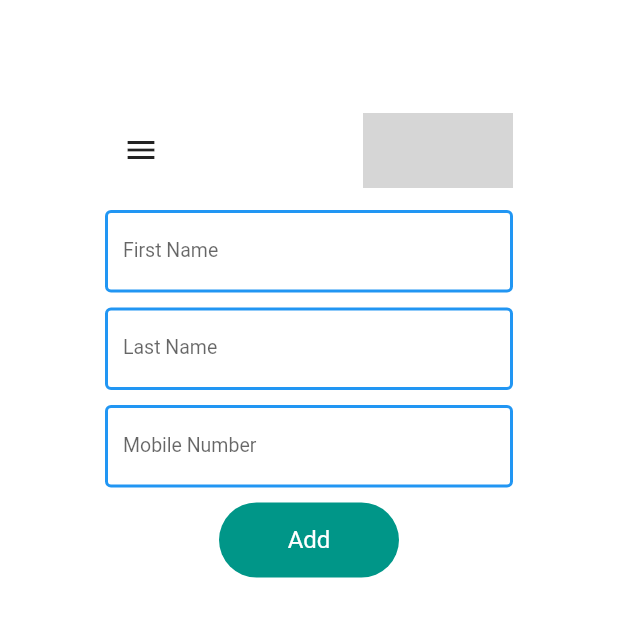
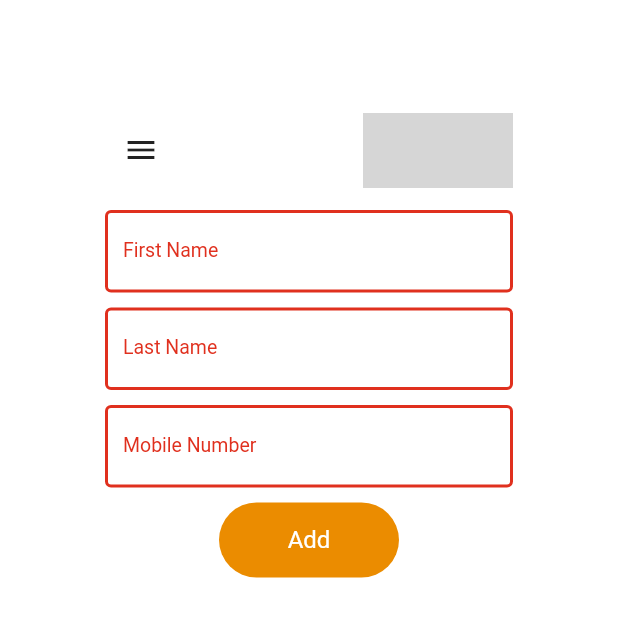
Before and after one commit to nikhilsuwalka/task_web_app, a Flutter app: the screen it shows after launch, on a phone screen of 412 x 824 dp, the top half of it. Run offline on Flutter 3.47's test engine with Material 2 defaults, Android fonts, the phone set to English and light mode, and no system bars; our stand-ins replace get_it, responsive_builder, stacked; missing offline and left inert: dart:html; grey boxes are pictures that could not be loaded.

Commit message:
initial commit

```diff
--- a/lib/LayoutTemplet.dart
+++ b/lib/LayoutTemplet.dart
@@ -17,7 +17,7 @@ class LayoutTemplet extends StatelessWidget {
   Widget build(BuildContext context) {
     return ResponsiveBuilder(
       builder: (context, sizingInformation) => Scaffold(
-        drawer: sizingInformation.deviceScreenType == DeviceScreenType.Mobile
+        drawer: sizingInformation.deviceScreenType == DeviceScreenType.mobile
             ? NavigationDrawer()
             : null,
         backgroundColor: Colors.white,
@@ -26,11 +26,12 @@ class LayoutTemplet extends StatelessWidget {
             children: <Widget>[
               NavigationBar(),
               Expanded(
-                  child: Navigator(
-                    key:locator<NavigationService>().navigatorKey,
-                    onGenerateRoute: generateRoute,
-                    initialRoute: HomeRoute,
-                  ),),
+                child: Navigator(
+                  key: locator<NavigationService>().navigatorKey,
+                  onGenerateRoute: generateRoute,
+                  initialRoute: HomeRoute,
+                ),
+              ),
             ],
           ),
         ),
--- a/lib/Screen/HomeScreen.dart
+++ b/lib/Screen/HomeScreen.dart
@@ -2,8 +2,8 @@ import 'package:flutter/material.dart';
 import 'package:flutter/services.dart';
 import 'package:responsive_builder/responsive_builder.dart';
 import 'package:task_web_app/Models/Detailtems.dart';
-
-import '../SliverGridDelegateWithFixedCrossAxisCountAndFixedHeight.dart';
+import 'package:task_web_app/SliverGridDelegateWithFixedCrossAxisCountAndFixedHeight.dart';
+import 'package:task_web_app/Utills/MyColors.dart';
 
 class HomeScreen extends StatefulWidget {
   const HomeScreen({Key? key}) : super(key: key);
@@ -71,23 +71,30 @@ class _HomeScreenState extends State<HomeScreen> {
                       decoration: new InputDecoration(
                           filled: true,
                           labelText: "First Name",
+                          labelStyle: TextStyle(
+                            color: MyColors.colorConvert(MyColors.colorPrimary),
+                          ),
                           fillColor: Colors.white,
                           border: new OutlineInputBorder(
                               borderSide: new BorderSide(
                                   width: 1.0, color: Colors.grey)),
                           focusedBorder: OutlineInputBorder(
-                            borderSide:
-                                BorderSide(color: Colors.blue, width: 2.0),
+                            borderSide: BorderSide(
+                                color: MyColors.colorConvert(
+                                    MyColors.colorPrimary),
+                                width: 2.0),
                           ),
                           enabledBorder: OutlineInputBorder(
-                            borderSide:
-                                BorderSide(color: Colors.blue, width: 2.0),
+                            borderSide: BorderSide(
+                                color: MyColors.colorConvert(
+                                    MyColors.colorPrimary),
+                                width: 2.0),
                           ),
                           hintText: "First Name"),
                       controller: _firstName,
                       style: TextStyle(
                         fontSize: _TxtfontSize,
-                        color: Colors.blue,
+                        color: MyColors.colorConvert(MyColors.colorPrimary),
                       ),
                     ),
                     flex: 1,
@@ -106,24 +113,31 @@ class _HomeScreenState extends State<HomeScreen> {
                       keyboardType: TextInputType.text,
                       decoration: new InputDecoration(
                           labelText: "Last Name",
+                          labelStyle: TextStyle(
+                            color: MyColors.colorConvert(MyColors.colorPrimary),
+                          ),
                           filled: true,
                           fillColor: Colors.white,
                           border: new OutlineInputBorder(
                               borderSide: new BorderSide(
                                   width: 1.0, color: Colors.grey)),
                           focusedBorder: OutlineInputBorder(
-                            borderSide:
-                                BorderSide(color: Colors.blue, width: 2.0),
+                            borderSide: BorderSide(
+                                color: MyColors.colorConvert(
+                                    MyColors.colorPrimary),
+                                width: 2.0),
                           ),
                           enabledBorder: OutlineInputBorder(
-                            borderSide:
-                                BorderSide(color: Colors.blue, width: 2.0),
+                            borderSide: BorderSide(
+                                color: MyColors.colorConvert(
+                                    MyColors.colorPrimary),
+                                width: 2.0),
                           ),
                           hintText: "Last Name"),
                       controller: _lastName,
                       style: TextStyle(
                         fontSize: _TxtfontSize,
-                        color: Colors.blue,
+                        color: MyColors.colorConvert(MyColors.colorPrimary),
                       ),
                     ),
                     flex: 1,
@@ -148,6 +162,9 @@ class _HomeScreenState extends State<HomeScreen> {
                       },
                       decoration: new InputDecoration(
                           labelText: "Mobile Number",
+                          labelStyle: TextStyle(
+                            color: MyColors.colorConvert(MyColors.colorPrimary),
+                          ),
                           filled: true,
                           counterText: "",
                           fillColor: Colors.white,
@@ -155,12 +172,16 @@ class _HomeScreenState extends State<HomeScreen> {
                               borderSide: new BorderSide(
                                   width: 1.0, color: Colors.grey)),
                           focusedBorder: OutlineInputBorder(
-                            borderSide:
-                                BorderSide(color: Colors.blue, width: 2.0),
+                            borderSide: BorderSide(
+                                color: MyColors.colorConvert(
+                                    MyColors.colorPrimary),
+                                width: 2.0),
                           ),
                           enabledBorder: OutlineInputBorder(
-                            borderSide:
-                                BorderSide(color: Colors.blue, width: 2.0),
+                            borderSide: BorderSide(
+                                color: MyColors.colorConvert(
+                                    MyColors.colorPrimary),
+                                width: 2.0),
                           ),
                           hintText: "Mobile Number"),
                       controller: _mobile,
@@ -171,7 +192,7 @@ class _HomeScreenState extends State<HomeScreen> {
                       ],
                       style: TextStyle(
                         fontSize: _TxtfontSize,
-                        color: Colors.blue,
+                        color: MyColors.colorConvert(MyColors.colorPrimary),
                       ),
                     ),
                     flex: 1,
@@ -192,11 +213,11 @@ class _HomeScreenState extends State<HomeScreen> {
                     _submit(context);
                   },
                   child: Container(
-                    height: 50,
-                    width: 120,
+                    height: 80,
+                    width: 150,
                     decoration: BoxDecoration(
                         borderRadius: BorderRadius.circular(25),
-                        color: Colors.teal),
+                        color: MyColors.colorConvert(MyColors.yellow)),
                     child: Center(
                         child: Text(
                       "Add",
@@ -233,22 +254,29 @@ class _HomeScreenState extends State<HomeScreen> {
                 keyboardType: TextInputType.text,
                 decoration: new InputDecoration(
                     labelText: "First Name",
+                    labelStyle: TextStyle(
+                      color: MyColors.colorConvert(MyColors.colorPrimary),
+                    ),
                     filled: true,
                     fillColor: Colors.white,
                     border: new OutlineInputBorder(
                         borderSide:
                             new BorderSide(width: 1.0, color: Colors.grey)),
                     focusedBorder: OutlineInputBorder(
-                      borderSide: BorderSide(color: Colors.blue, width: 2.0),
+                      borderSide: BorderSide(
+                          color: MyColors.colorConvert(MyColors.colorPrimary),
+                          width: 2.0),
                     ),
                     enabledBorder: OutlineInputBorder(
-                      borderSide: BorderSide(color: Colors.blue, width: 2.0),
+                      borderSide: BorderSide(
+                          color: MyColors.colorConvert(MyColors.colorPrimary),
+                          width: 2.0),
                     ),
                     hintText: "First Name"),
                 controller: _firstName,
                 style: TextStyle(
                   fontSize: _TxtfontSize,
-                  color: Colors.blue,
+                  color: MyColors.colorConvert(MyColors.colorPrimary),
                 ),
               )),
               SizedBox(
@@ -265,22 +293,29 @@ class _HomeScreenState extends State<HomeScreen> {
                   keyboardType: TextInputType.text,
                   decoration: new InputDecoration(
                       labelText: "Last Name",
+                      labelStyle: TextStyle(
+                        color: MyColors.colorConvert(MyColors.colorPrimary),
+                      ),
                       filled: true,
                       fillColor: Colors.white,
                       border: new OutlineInputBorder(
                           borderSide:
                               new BorderSide(width: 1.0, color: Colors.grey)),
                       focusedBorder: OutlineInputBorder(
-                        borderSide: BorderSide(color: Colors.blue, width: 2.0),
+                        borderSide: BorderSide(
+                            color: MyColors.colorConvert(MyColors.colorPrimary),
+                            width: 2.0),
                       ),
                       enabledBorder: OutlineInputBorder(
-                        borderSide: BorderSide(color: Colors.blue, width: 2.0),
+                        borderSide: BorderSide(
+                            color: MyColors.colorConvert(MyColors.colorPrimary),
+                            width: 2.0),
                       ),
                       hintText: "Last Name"),
                   controller: _lastName,
                   style: TextStyle(
                     fontSize: _TxtfontSize,
-                    color: Colors.blue,
+                    color: MyColors.colorConvert(MyColors.colorPrimary),
                   ),
                 ),
               ),
@@ -299,6 +334,9 @@ class _HomeScreenState extends State<HomeScreen> {
                   },
                   decoration: new InputDecoration(
                       labelText: "Mobile Number",
+                      labelStyle: TextStyle(
+                        color: MyColors.colorConvert(MyColors.colorPrimary),
+                      ),
                       filled: true,
                       counterText: "",
                       fillColor: Colors.white,
@@ -306,10 +344,14 @@ class _HomeScreenState extends State<HomeScreen> {
                           borderSide:
                               new BorderSide(width: 1.0, color: Colors.grey)),
                       focusedBorder: OutlineInputBorder(
-                        borderSide: BorderSide(color: Colors.blue, width: 2.0),
+                        borderSide: BorderSide(
+                            color: MyColors.colorConvert(MyColors.colorPrimary),
+                            width: 2.0),
                       ),
                       enabledBorder: OutlineInputBorder(
-                        borderSide: BorderSide(color: Colors.blue, width: 2.0),
+                        borderSide: BorderSide(
+                            color: MyColors.colorConvert(MyColors.colorPrimary),
+                            width: 2.0),
                       ),
                       hintText: "Mobile Number"),
                   controller: _mobile,
@@ -320,7 +362,7 @@ class _HomeScreenState extends State<HomeScreen> {
                   ],
                   style: TextStyle(
                     fontSize: _TxtfontSize,
-                    color: Colors.blue,
+                    color: MyColors.colorConvert(MyColors.colorPrimary),
                   ),
                 ),
               ),
@@ -339,7 +381,7 @@ class _HomeScreenState extends State<HomeScreen> {
                       width: 120,
                       decoration: BoxDecoration(
                           borderRadius: BorderRadius.circular(25),
-                          color: Colors.teal),
+                          color: MyColors.colorConvert(MyColors.yellow)),
                       child: Center(
                           child: Text(
                         "Add",
@@ -457,7 +499,9 @@ class _HomeScreenState extends State<HomeScreen> {
           mobile: mobileView(),
           desktop: webDisplay(),
         ),
-        SizedBox(height: 15,),
+        SizedBox(
+          height: 15,
+        ),
         Expanded(child: _gridView())
       ],
     );
--- a/lib/Utills/MyColors.dart
+++ b/lib/Utills/MyColors.dart
@@ -4,13 +4,17 @@ class MyColors {
   static const colorPrimary = "#e0301e";
   static const colorPrimaryDark = "#a32020";
   static const colorAccent = "#110f34";
+  static const yellow = "#eb8c00";
 
-  static Color? colorConvert(String color) {
+  static Color colorConvert(String color) {
     color = color.replaceAll("#", "");
+    Color finalcolor = Colors.white;
     if (color.length == 6) {
-      return Color(int.parse("0xFF" + color));
+      finalcolor = Color(int.parse("0xFF" + color));
     } else if (color.length == 8) {
-      return Color(int.parse("0x" + color));
+      finalcolor = Color(int.parse("0x" + color));
     }
+
+    return finalcolor;
   }
 }
--- a/lib/locator.dart
+++ b/lib/locator.dart
@@ -5,4 +5,5 @@ GetIt locator = GetIt.instance;
 
 void setUpLocator(){
   locator.registerLazySingleton(() => NavigationService());
+
 }
--- a/lib/nav_drawer/navigation_drawer_header.dart
+++ b/lib/nav_drawer/navigation_drawer_header.dart
@@ -7,7 +7,7 @@ class NavigationDrawerHeader extends StatelessWidget {
   @override
   Widget build(BuildContext context) {
     return Container(
-      height: 150,
+      height: 80,
       color: MyColors.colorConvert(MyColors.colorPrimary),
       alignment: Alignment.center,
       child: Column(
--- a/lib/navbar_item/NavBarItemMobile.dart
+++ b/lib/navbar_item/NavBarItemMobile.dart
@@ -6,12 +6,12 @@ class NavBarItemMobile extends ViewModelWidget<NavBarItemModel> {
   @override
   Widget build(BuildContext context, NavBarItemModel model) {
     return Padding(
-      padding: const EdgeInsets.only(left: 30, top: 60),
+      padding: const EdgeInsets.only(left: 15, top: 15),
       child: Row(
         children: <Widget>[
           Icon(model.iconData),
           SizedBox(
-            width: 30,
+            width: 20,
           ),
           Text(
             model.title,
--- a/lib/navbar_item/navbar_item.dart
+++ b/lib/navbar_item/navbar_item.dart
@@ -2,6 +2,7 @@ import 'package:flutter/material.dart';
 import 'package:provider/provider.dart';
 import 'package:responsive_builder/responsive_builder.dart';
 import 'package:task_web_app/Models/NavBarItemModel.dart';
+import 'package:task_web_app/extention/hover_extention.dart';
 import 'package:task_web_app/locator.dart';
 import 'package:task_web_app/navbar_item/NavBarItemMobile.dart';
 import 'package:task_web_app/navbar_item/NavBarItemTabletDesktop.dart';
@@ -22,7 +23,6 @@ class NavBarItem extends StatelessWidget {
     );
     return GestureDetector(
       onTap: () {
-        // DON'T EVER USE A SERVICE DIRECTLY IN THE UI TO CHANGE ANY KIND OF STATE
         // SERVICES SHOULD ONLY BE USED FROM A VIEWMODEL
         locator<NavigationService>().navigateTo(navigationPath);
       },
@@ -31,7 +31,7 @@ class NavBarItem extends StatelessWidget {
         child: ScreenTypeLayout(
           tablet: NavBarItemTabletDesktop(),
           mobile: NavBarItemMobile(),
-        ),
+        ).showCursorOnHover.moveUpOnHover,
       ),
     );
   }
--- a/lib/navigation_bar/navigation_bar_mobile.dart
+++ b/lib/navigation_bar/navigation_bar_mobile.dart
@@ -16,7 +16,7 @@ class NavigationBarMobile extends StatelessWidget {
           IconButton(
             icon: Icon(Icons.menu),
             onPressed: () {
-
+              Scaffold.of(context).openDrawer();
             },
           ),
           NavBarLogo(50,100)
--- a/lib/routing/router.dart
+++ b/lib/routing/router.dart
@@ -9,27 +9,27 @@ Route<dynamic> generateRoute(RouteSettings settings) {
   print('generateRoute: ${settings.name}');
   switch (settings.name) {
     case HomeRoute:
-      return _getPageRoute(HomeScreen());
+      return _getPageRoute(HomeScreen(), settings);
     case ServiceRoute:
-      return _getPageRoute(ServiceScreen());
+      return _getPageRoute(ServiceScreen(), settings);
     case AboutRoute:
-      return _getPageRoute(AboutScreen());
+      return _getPageRoute(AboutScreen(), settings);
     default:
-      return _getPageRoute(HomeScreen());
+      return _getPageRoute(HomeScreen(), settings);
   }
 }
 
-PageRoute _getPageRoute(Widget child) {
-  return MaterialPageRoute(
-    builder: (context) => child,
-  );
+PageRoute _getPageRoute(Widget child, RouteSettings settings) {
+  return _FadeRoute(child: child, routeName: settings.name.toString());
 }
 
-class _AnimRoute extends PageRouteBuilder {
+class _FadeRoute extends PageRouteBuilder {
   final Widget child;
+  final String routeName;
 
-  _AnimRoute({required this.child})
+  _FadeRoute({required this.child, required this.routeName})
       : super(
+          settings: RouteSettings(name: routeName),
           pageBuilder: (
             BuildContext context,
             Animation<double> animation,
@@ -45,5 +45,6 @@ class _AnimRoute extends PageRouteBuilder {
               FadeTransition(
             opacity: animation,
             child: child,
-                ));
+          ),
+        );
 }
```
Also changed, not shown: lib/Screen/translate_on_hover.dart (added, +35 -0 lines), lib/extention/hover_extention.dart (added, +23 -0 lines), lib/nav_drawer/drawer_item.dart (deleted, +0 -27 lines), lib/nav_drawer/navigation_drawer.dart (+4 -5 lines), 1 other file. Lines whose indentation alone changed are shown as unchanged.
